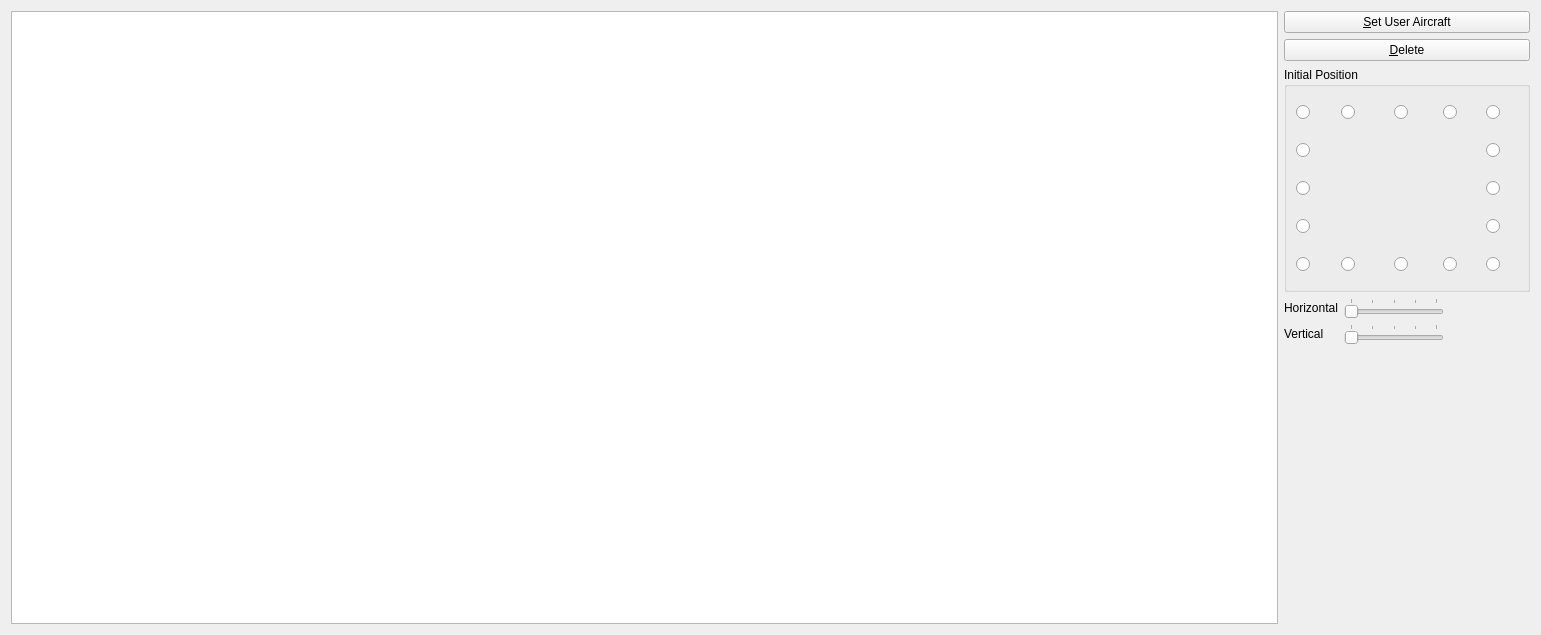
Qt form src/Module/src/Formation/FormationWidget.ui (till213/SkyDolly) before a commit.
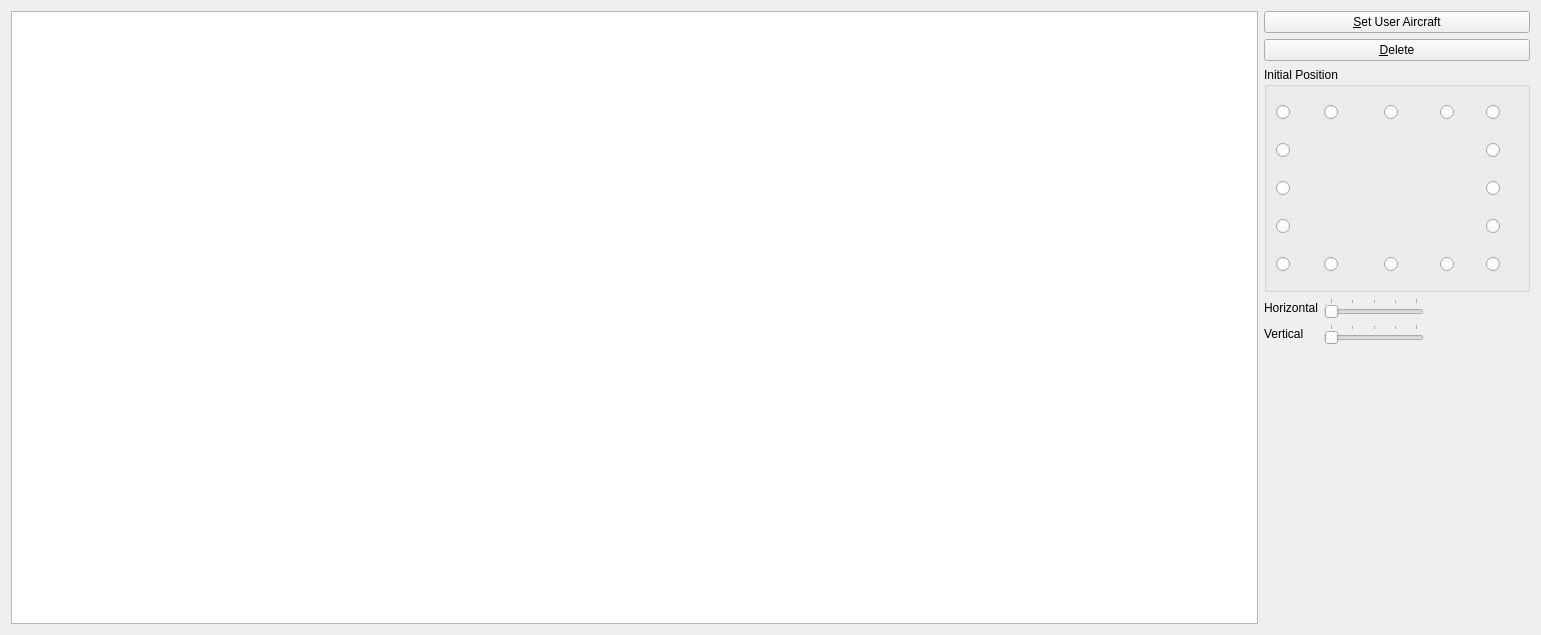
The same form after that commit. Icons and pictures are not drawn.

What changed in the file:
```diff
--- a/src/Module/src/Formation/FormationWidget.ui
+++ b/src/Module/src/Formation/FormationWidget.ui
@@ -737,7 +737,7 @@
           <widget class="QLabel" name="horizontalDistanceTextLabel">
            <property name="minimumSize">
             <size>
-             <width>80</width>
+             <width>100</width>
              <height>0</height>
             </size>
            </property>
@@ -783,7 +783,7 @@
           <widget class="QLabel" name="verticalDistanceTextLabel">
            <property name="minimumSize">
             <size>
-             <width>80</width>
+             <width>100</width>
              <height>0</height>
             </size>
            </property>
```
